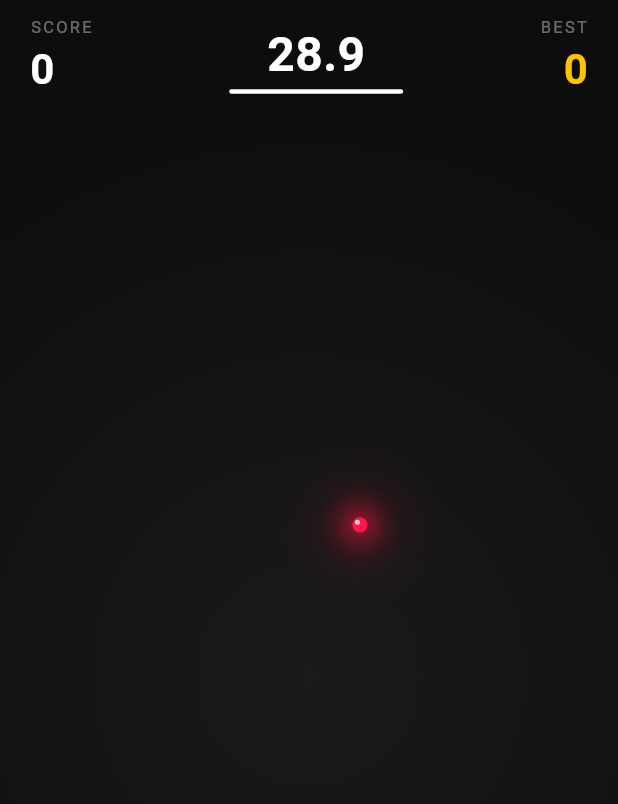
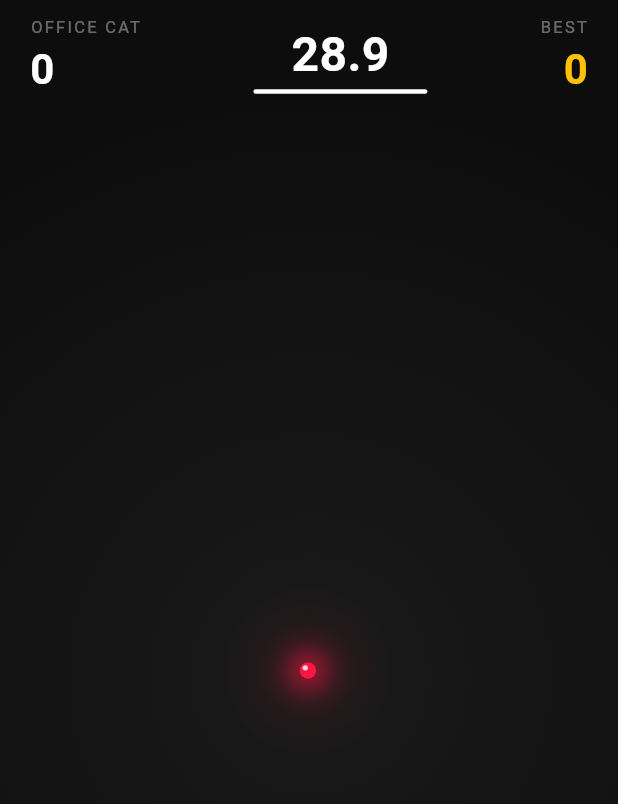
Before and after one commit to mimitantono/lasercat, a Flutter app: the screen it shows after launch, after a tap on "PLAY", on a phone screen of 412 x 824 dp. Shown: the top 804 px of the screen. Run offline on Flutter 3.47's test engine with Material 3 defaults, Android fonts, the phone set to English and light mode, and no system bars; our stand-ins replace audioplayers, shared_preferences.

Commit message:
Add three difficulty levels with funny names
- Couch Potato: lazy and predictable, big dot, slower movement
- Office Cat: casual mischief, normal pace
- 3am Zoomies: pure chaos, current setup

Each level has its own movement timings, behaviour weights, speed ramp,
laser dot size, and tap radius boost. Best scores are now persisted
per difficulty via SharedPreferences.

Co-Authored-By: Claude Opus 4.7 <noreply@anthropic.com>

```diff
--- /dev/null
+++ b/lib/models/difficulty.dart
@@ -0,0 +1,84 @@
+enum Difficulty {
+  couchPotato(
+    label: 'Couch Potato',
+    description: 'lazy, predictable',
+    emoji: '😴',
+    pauseMs: 1200,
+    creepMs: 1400,
+    dartMs: 380,
+    teaseMs: 0, // no teasing
+    pauseWeight: 0.40,
+    creepWeight: 0.45,
+    dartWeight: 0.15,
+    teaseWeight: 0.0,
+    speedRampMax: 1.3,
+    laserRadius: 36.0,
+    tapRadiusBoost: 1.30,
+  ),
+  officeCat(
+    label: 'Office Cat',
+    description: 'casual mischief',
+    emoji: '🐈',
+    pauseMs: 950,
+    creepMs: 1100,
+    dartMs: 280,
+    teaseMs: 300,
+    pauseWeight: 0.25,
+    creepWeight: 0.42,
+    dartWeight: 0.28,
+    teaseWeight: 0.05,
+    speedRampMax: 1.7,
+    laserRadius: 30.0,
+    tapRadiusBoost: 1.10,
+  ),
+  zoomies(
+    label: '3am Zoomies',
+    description: 'pure chaos',
+    emoji: '🌀',
+    pauseMs: 700,
+    creepMs: 900,
+    dartMs: 220,
+    teaseMs: 260,
+    pauseWeight: 0.20,
+    creepWeight: 0.30,
+    dartWeight: 0.30,
+    teaseWeight: 0.20,
+    speedRampMax: 2.2,
+    laserRadius: 28.0,
+    tapRadiusBoost: 1.0,
+  );
+
+  const Difficulty({
+    required this.label,
+    required this.description,
+    required this.emoji,
+    required this.pauseMs,
+    required this.creepMs,
+    required this.dartMs,
+    required this.teaseMs,
+    required this.pauseWeight,
+    required this.creepWeight,
+    required this.dartWeight,
+    required this.teaseWeight,
+    required this.speedRampMax,
+    required this.laserRadius,
+    required this.tapRadiusBoost,
+  });
+
+  final String label;
+  final String description;
+  final String emoji;
+  final int pauseMs;
+  final int creepMs;
+  final int dartMs;
+  final int teaseMs;
+  final double pauseWeight;
+  final double creepWeight;
+  final double dartWeight;
+  final double teaseWeight;
+  final double speedRampMax;
+  final double laserRadius;
+  final double tapRadiusBoost;
+
+  String get bestScoreKey => 'lasercat_best_$name';
+}
--- a/lib/screens/game_screen.dart
+++ b/lib/screens/game_screen.dart
@@ -2,6 +2,8 @@ import 'dart:async';
 import 'dart:math';
 import 'package:flutter/foundation.dart';
 import 'package:flutter/material.dart';
+import 'package:shared_preferences/shared_preferences.dart';
+import '../models/difficulty.dart';
 import '../painters/laser_painter.dart';
 import '../painters/paw_painter.dart';
 import '../services/sound_service.dart';
@@ -22,7 +24,8 @@ class _LaserBehaviour {
 
 class GameScreen extends StatefulWidget {
   final SoundService sounds;
-  const GameScreen({super.key, required this.sounds});
+  final Difficulty difficulty;
+  const GameScreen({super.key, required this.sounds, required this.difficulty});
 
   @override
   State<GameScreen> createState() => _GameScreenState();
@@ -37,8 +40,8 @@ class _GameScreenState extends State<GameScreen>
        defaultTargetPlatform == TargetPlatform.linux ||
        defaultTargetPlatform == TargetPlatform.macOS);
 
-  // Larger hit radius on desktop web — mouse is harder to aim than a finger
-  static final double _tapRadius = _isDesktopWeb ? 68.0 : 52.0;
+  // Base hit radius; multiplied by difficulty.tapRadiusBoost
+  double get _tapRadius => (_isDesktopWeb ? 68.0 : 52.0) * widget.difficulty.tapRadiusBoost;
   static const _pawSize = 68.0;
 
   final _rng = Random();
@@ -59,6 +62,7 @@ class _GameScreenState extends State<GameScreen>
   int _score = 0;
   int _combo = 0;
   int _highScore = 0;
+  int _prevHighAtStart = 0; // for "new best" detection
   bool _gameOver = false;
   double _timeLeft = 30;
 
@@ -82,7 +86,22 @@ class _GameScreenState extends State<GameScreen>
       CurvedAnimation(parent: _pawCtrl, curve: Curves.easeIn),
     );
 
+    _loadHighScore();
     WidgetsBinding.instance.addPostFrameCallback((_) => _startGame());
+  }
+
+  Future<void> _loadHighScore() async {
+    final prefs = await SharedPreferences.getInstance();
+    if (mounted) {
+      setState(() => _highScore = prefs.getInt(widget.difficulty.bestScoreKey) ?? 0);
+    }
+  }
+
+  Future<void> _saveHighScore() async {
+    if (_score <= _highScore) return;
+    final prefs = await SharedPreferences.getInstance();
+    await prefs.setInt(widget.difficulty.bestScoreKey, _score);
+    if (mounted) setState(() => _highScore = _score);
   }
 
   // ── Behaviour scheduling ──────────────────────────────────────────────────
@@ -97,21 +116,26 @@ class _GameScreenState extends State<GameScreen>
   }
 
   _LaserBehaviour _nextBehaviour() {
+    final d = widget.difficulty;
     final speedMult = _speedMultiplier();
     final roll = _rng.nextDouble();
 
-    if (roll < 0.20) {
-      return _LaserBehaviour(_LaserState.pause, Duration(milliseconds: (700 / speedMult).round()));
-    } else if (roll < 0.50) {
+    final pauseEnd = d.pauseWeight;
+    final creepEnd = pauseEnd + d.creepWeight;
+    final dartEnd  = creepEnd + d.dartWeight;
+
+    if (roll < pauseEnd) {
+      return _LaserBehaviour(_LaserState.pause, Duration(milliseconds: (d.pauseMs / speedMult).round()));
+    } else if (roll < creepEnd) {
       return _LaserBehaviour(
         _LaserState.creep,
-        Duration(milliseconds: (900 / speedMult).round()),
+        Duration(milliseconds: (d.creepMs / speedMult).round()),
         _randomPoint(maxStep: 0.25),
       );
-    } else if (roll < 0.80) {
+    } else if (roll < dartEnd) {
       return _LaserBehaviour(
         _LaserState.dart,
-        Duration(milliseconds: (220 / speedMult).round()),
+        Duration(milliseconds: (d.dartMs / speedMult).round()),
         _randomPoint(minStep: 0.30),
       );
     } else {
@@ -119,7 +143,7 @@ class _GameScreenState extends State<GameScreen>
       _animateTo(micro, Duration(milliseconds: (120 / speedMult).round()));
       return _LaserBehaviour(
         _LaserState.tease,
-        Duration(milliseconds: (260 / speedMult).round()),
+        Duration(milliseconds: (d.teaseMs / speedMult).round()),
         _target,
       );
     }
@@ -127,7 +151,7 @@ class _GameScreenState extends State<GameScreen>
 
   double _speedMultiplier() {
     final elapsed = 30 - _timeLeft;
-    return 1.0 + (elapsed / 30) * 1.2;
+    return 1.0 + (elapsed / 30) * (widget.difficulty.speedRampMax - 1.0);
   }
 
   Offset _randomPoint({double minStep = 0, double maxStep = 1.0}) {
@@ -171,6 +195,7 @@ class _GameScreenState extends State<GameScreen>
       _combo = 0;
       _timeLeft = 30;
       _gameOver = false;
+      _prevHighAtStart = _highScore;
     });
 
     if (_arenaSize != Size.zero) {
@@ -192,7 +217,7 @@ class _GameScreenState extends State<GameScreen>
   void _endGame() {
     _behaviourTimer?.cancel();
     _moveCtrl.stop();
-    if (_score > _highScore) _highScore = _score;
+    _saveHighScore();
     widget.sounds.playMeow();
     setState(() => _gameOver = true);
   }
@@ -267,7 +292,13 @@ class _GameScreenState extends State<GameScreen>
       body: SafeArea(
         child: Column(
           children: [
-            _TopBar(score: _score, highScore: _highScore, timeLeft: _timeLeft, started: !_gameOver),
+            _TopBar(
+              score: _score,
+              highScore: _highScore,
+              timeLeft: _timeLeft,
+              started: !_gameOver,
+              difficultyLabel: widget.difficulty.label,
+            ),
             Expanded(
               child: LayoutBuilder(builder: (context, constraints) {
                 _arenaSize = Size(constraints.maxWidth, constraints.maxHeight);
@@ -291,7 +322,10 @@ class _GameScreenState extends State<GameScreen>
                       if (!_gameOver)
                         CustomPaint(
                           size: Size(constraints.maxWidth, constraints.maxHeight),
-                          painter: LaserPainter(position: _current),
+                          painter: LaserPainter(
+                            position: _current,
+                            glowRadius: widget.difficulty.laserRadius,
+                          ),
                         ),
                       if (_flashLabel != null)
                         Positioned(
@@ -333,7 +367,7 @@ class _GameScreenState extends State<GameScreen>
                         _GameOverOverlay(
                           score: _score,
                           highScore: _highScore,
-                          isNewHigh: _score > 0 && _score >= _highScore,
+                          isNewHigh: _score > 0 && _score > _prevHighAtStart,
                           onPlayAgain: _startGame,
                           onMenu: () => Navigator.pop(context),
                         ),
@@ -368,8 +402,15 @@ class _TopBar extends StatelessWidget {
   final int highScore;
   final double timeLeft;
   final bool started;
+  final String difficultyLabel;
 
-  const _TopBar({required this.score, required this.highScore, required this.timeLeft, required this.started});
+  const _TopBar({
+    required this.score,
+    required this.highScore,
+    required this.timeLeft,
+    required this.started,
+    required this.difficultyLabel,
+  });
 
   @override
   Widget build(BuildContext context) {
@@ -380,7 +421,8 @@ class _TopBar extends StatelessWidget {
         mainAxisAlignment: MainAxisAlignment.spaceBetween,
         children: [
           Column(crossAxisAlignment: CrossAxisAlignment.start, children: [
-            const Text('SCORE', style: TextStyle(color: Colors.white38, fontSize: 11, letterSpacing: 1.5)),
+            Text(difficultyLabel.toUpperCase(),
+                style: const TextStyle(color: Colors.white38, fontSize: 11, letterSpacing: 1.5)),
             Text('$score', style: const TextStyle(color: Colors.white, fontSize: 28, fontWeight: FontWeight.bold)),
           ]),
           if (started)
--- a/lib/screens/start_screen.dart
+++ b/lib/screens/start_screen.dart
@@ -1,6 +1,8 @@
 import 'dart:async';
 import 'dart:math';
 import 'package:flutter/material.dart';
+import 'package:shared_preferences/shared_preferences.dart';
+import '../models/difficulty.dart';
 import '../services/sound_service.dart';
 import 'game_screen.dart';
 
@@ -45,11 +47,16 @@ class _StartScreenState extends State<StartScreen>
   late AnimationController _fadeCtrl;
   late Animation<double> _fadeAnim;
   Timer? _msgTimer;
+  Difficulty _difficulty = Difficulty.officeCat;
+  final Map<Difficulty, int> _bestScores = {
+    for (final d in Difficulty.values) d: 0,
+  };
 
   @override
   void initState() {
     super.initState();
     _description = _descriptions[Random().nextInt(_descriptions.length)];
+    _loadBestScores();
 
     _fadeCtrl = AnimationController(vsync: this, duration: const Duration(milliseconds: 600));
     _fadeAnim = CurvedAnimation(parent: _fadeCtrl, curve: Curves.easeIn);
@@ -73,12 +80,24 @@ class _StartScreenState extends State<StartScreen>
     super.dispose();
   }
 
+  Future<void> _loadBestScores() async {
+    final prefs = await SharedPreferences.getInstance();
+    if (!mounted) return;
+    setState(() {
+      for (final d in Difficulty.values) {
+        _bestScores[d] = prefs.getInt(d.bestScoreKey) ?? 0;
+      }
+    });
+  }
+
   void _play() {
     widget.sounds.warmUp();
-    Navigator.pushReplacement(
+    Navigator.push(
       context,
-      MaterialPageRoute(builder: (_) => GameScreen(sounds: widget.sounds)),
-    );
+      MaterialPageRoute(
+        builder: (_) => GameScreen(sounds: widget.sounds, difficulty: _difficulty),
+      ),
+    ).then((_) => _loadBestScores());
   }
 
   @override
@@ -167,7 +186,13 @@ class _StartScreenState extends State<StartScreen>
               style: TextStyle(color: Colors.white24, fontSize: 12, letterSpacing: 0.5),
             ),
           ),
-          const SizedBox(height: 40),
+          const SizedBox(height: 32),
+          _DifficultyPicker(
+            selected: _difficulty,
+            bestScores: _bestScores,
+            onSelect: (d) => setState(() => _difficulty = d),
+          ),
+          const SizedBox(height: 24),
           Row(
             mainAxisAlignment: MainAxisAlignment.center,
             children: [
@@ -216,3 +241,77 @@ class _StartScreenState extends State<StartScreen>
     );
   }
 }
+
+class _DifficultyPicker extends StatelessWidget {
+  final Difficulty selected;
+  final Map<Difficulty, int> bestScores;
+  final ValueChanged<Difficulty> onSelect;
+
+  const _DifficultyPicker({
+    required this.selected,
+    required this.bestScores,
+    required this.onSelect,
+  });
+
+  @override
+  Widget build(BuildContext context) {
+    return Column(
+      children: [
+        Row(
+          children: Difficulty.values.map((d) {
+            final isSelected = d == selected;
+            return Expanded(
+              child: GestureDetector(
+                onTap: () => onSelect(d),
+                child: AnimatedContainer(
+                  duration: const Duration(milliseconds: 180),
+                  margin: const EdgeInsets.symmetric(horizontal: 4),
+                  padding: const EdgeInsets.symmetric(vertical: 12),
+                  decoration: BoxDecoration(
+                    color: isSelected ? const Color(0xFF2A0A12) : const Color(0xFF1A1A1A),
+                    borderRadius: BorderRadius.circular(12),
+                    border: Border.all(
+                      color: isSelected ? const Color(0xFFFF1744) : const Color(0xFF333333),
+                      width: isSelected ? 2 : 1,
+                    ),
+                  ),
+                  child: Column(
+                    mainAxisSize: MainAxisSize.min,
+                    children: [
+                      Text(d.emoji, style: const TextStyle(fontSize: 20)),
+                      const SizedBox(height: 4),
+                      Text(
+                        d.label,
+                        textAlign: TextAlign.center,
+                        style: TextStyle(
+                          color: isSelected ? const Color(0xFFFF6B8B) : Colors.white54,
+                          fontSize: 11,
+                          fontWeight: FontWeight.w600,
+                          letterSpacing: 0.5,
+                        ),
+                      ),
+                      const SizedBox(height: 2),
+                      Text(
+                        'best ${bestScores[d] ?? 0}',
+                        style: const TextStyle(
+                          color: Colors.white24,
+                          fontSize: 9,
+                          letterSpacing: 0.3,
+                        ),
+                      ),
+                    ],
+                  ),
+                ),
+              ),
+            );
+          }).toList(),
+        ),
+        const SizedBox(height: 8),
+        Text(
+          selected.description,
+          style: const TextStyle(color: Colors.white38, fontSize: 12, fontStyle: FontStyle.italic),
+        ),
+      ],
+    );
+  }
+}
```
